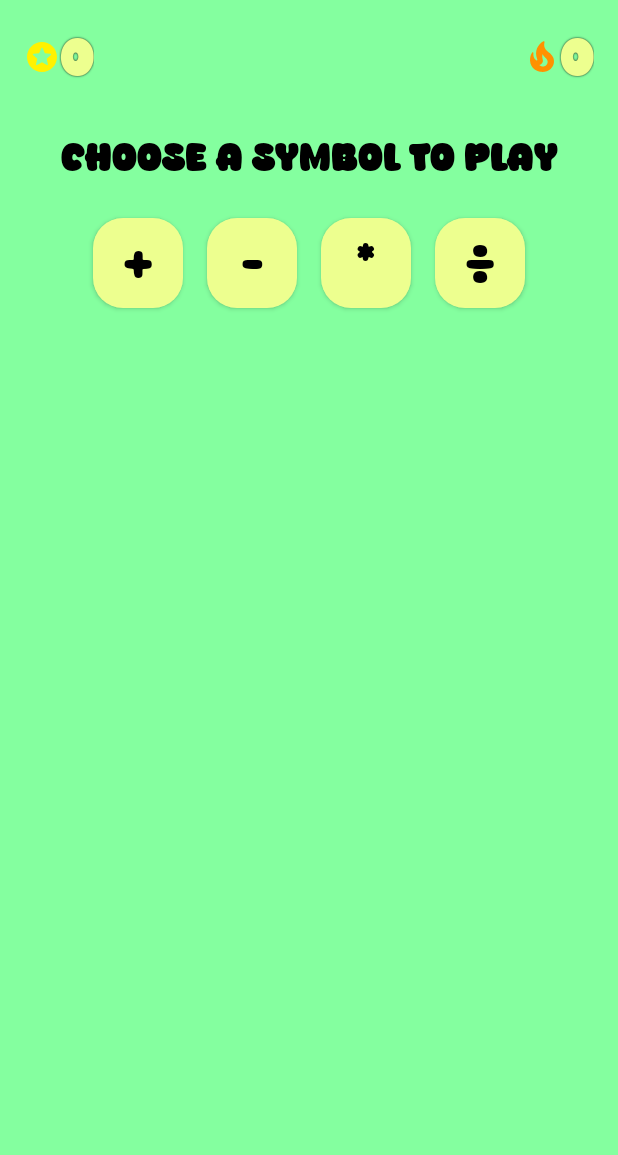
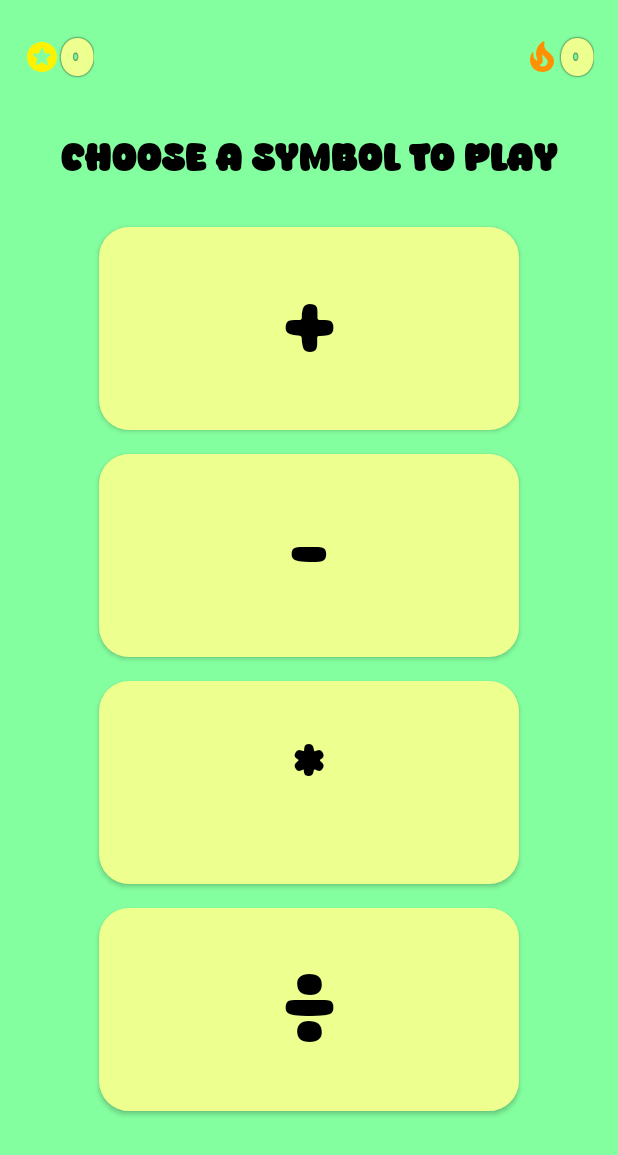
Before and after one commit to carlosmalki/MathRush, an Android app: the GameActivity screen opened directly, with no data from a screen before it, on a phone screen of 412 x 824 dp. Shown: the top 1155 px of the screen. Run offline under Robolectric (Android 15) with nearby library versions, the phone set to English and light mode, and no system bars.

Commit message:
Jag bytte layouten på symbol knapparna, fortsättning följer på spelsidan gällande layout...

```diff
--- a/app/src/main/java/com/example/mathrush/GameActivity.java
+++ b/app/src/main/java/com/example/mathrush/GameActivity.java
@@ -5,12 +5,15 @@ import android.app.NotificationManager;
 import android.content.Context;
 import android.content.SharedPreferences;
 import android.content.pm.PackageManager;
+import android.content.res.Configuration;
+import android.content.res.Resources;
 import android.graphics.Color;
 import android.graphics.drawable.Drawable;
 import android.media.MediaPlayer;
 import android.os.Build;
 import android.os.Bundle;
 import android.os.CountDownTimer;
+import android.util.DisplayMetrics;
 import android.util.TypedValue;
 import android.view.LayoutInflater;
 import android.view.View;
@@ -48,7 +51,7 @@ public class GameActivity extends AppCompatActivity {
     private static final String STREAK_KEY = "StreakRecord";
 
     private Button additionButton, subtractionButton, multiplicationButton, divisionButton, choiceOne, choiceTwo, choiceThree, choiceFour, newExpressionButton, restartGameButton;
-    private TextView gameSiteTitle, mathExpressionBackground, answerFeedbackText, pointsNumber, streakRecordNumber;
+    private TextView gameSiteTitle, mathExpressionBackground, pointsNumber, streakRecordNumber;
     private Random random;
 
     private ProgressBar timerBar;
@@ -106,7 +109,6 @@ public class GameActivity extends AppCompatActivity {
         streakRecordNumber = findViewById(R.id.streakRecordNumber);
         pointsNumber = findViewById(R.id.pointsNumber);
         newExpressionButton = findViewById(R.id.newExpressionButton);
-        answerFeedbackText = findViewById(R.id.answerFeedbackText);
         timerBar = findViewById(R.id.timeBar);
 
 
@@ -161,6 +163,7 @@ public class GameActivity extends AppCompatActivity {
             multiplicationButton.setBackground(ContextCompat.getDrawable(this, R.drawable.rounded_button));
             divisionButton.setBackground(ContextCompat.getDrawable(this, R.drawable.rounded_button));
             subtractionButton.setVisibility(View.INVISIBLE);
+            additionButton.setVisibility(View.INVISIBLE);
             multiplicationButton.setVisibility(View.INVISIBLE);
             divisionButton.setVisibility(View.INVISIBLE);
 
@@ -213,6 +216,7 @@ public class GameActivity extends AppCompatActivity {
             multiplicationButton.setBackground(ContextCompat.getDrawable(this, R.drawable.rounded_button));
             divisionButton.setBackground(ContextCompat.getDrawable(this, R.drawable.rounded_button));
             additionButton.setVisibility(View.INVISIBLE);
+            subtractionButton.setVisibility(View.INVISIBLE);
             multiplicationButton.setVisibility(View.INVISIBLE);
             divisionButton.setVisibility(View.INVISIBLE);
 
@@ -263,6 +267,7 @@ public class GameActivity extends AppCompatActivity {
             subtractionButton.setBackground(ContextCompat.getDrawable(this, R.drawable.rounded_button));
             divisionButton.setBackground(ContextCompat.getDrawable(this, R.drawable.rounded_button));
             additionButton.setVisibility(View.INVISIBLE);
+            multiplicationButton.setVisibility(View.INVISIBLE);
             subtractionButton.setVisibility(View.INVISIBLE);
             divisionButton.setVisibility(View.INVISIBLE);
 
@@ -313,6 +318,7 @@ public class GameActivity extends AppCompatActivity {
             additionButton.setBackground(ContextCompat.getDrawable(this, R.drawable.rounded_button));
             subtractionButton.setBackground(ContextCompat.getDrawable(this, R.drawable.rounded_button));
             multiplicationButton.setBackground(ContextCompat.getDrawable(this, R.drawable.rounded_button));
+            divisionButton.setVisibility(View.INVISIBLE);
             subtractionButton.setVisibility(View.INVISIBLE);
             multiplicationButton.setVisibility(View.INVISIBLE);
             additionButton.setVisibility(View.INVISIBLE);
@@ -335,8 +341,6 @@ public class GameActivity extends AppCompatActivity {
         newExpressionButton.setOnClickListener(v -> {
             startChoiceButtonsAnimation();
             newExpressionButton.setVisibility(View.INVISIBLE);
-            answerFeedbackText.setVisibility(View.INVISIBLE);
-            answerFeedbackText.setText("");
 
             // Vi genererar rätt typ av uttryck baserat på symbolen som spelaren har valt att spela med
             if (selectedOperator == "+") {
@@ -387,6 +391,26 @@ public class GameActivity extends AppCompatActivity {
         choiceFour.setOnClickListener(v -> {
             showCorrectAnswer(choiceFour);
         });
+    }
+
+    @Override
+    protected void attachBaseContext(Context newBase) {
+        super.attachBaseContext(adjustDensity(newBase, 392)); // 392 = Pixel 8a smallest width dp
+    }
+
+    public static Context adjustDensity(Context context, float targetSwDp) {
+        Configuration configuration = context.getResources().getConfiguration();
+        DisplayMetrics metrics = context.getResources().getDisplayMetrics();
+
+        float targetDensity = metrics.widthPixels / targetSwDp;
+        int targetDensityDpi = (int) (targetDensity * 160);
+
+        metrics.density = targetDensity;
+        metrics.scaledDensity = targetDensity;
+        metrics.densityDpi = targetDensityDpi;
+
+        Resources newResources = new Resources(context.getAssets(), metrics, configuration);
+        return context.createConfigurationContext(configuration);
     }
 
     // Denna metod är för att generera addition uttryck för spelet
@@ -565,8 +589,6 @@ public class GameActivity extends AppCompatActivity {
             correctAnswerSound.start();
             makingChoiceButtonsUnclickable();
             choicebutton.setBackground(ContextCompat.getDrawable(this, R.drawable.correct_answer_color));
-            answerFeedbackText.setTextColor(Color.parseColor("#0E8A07"));
-            answerFeedbackText.setText("Correct!");
 
             // Vi sätter denna stil på knappen alltid när spelaren svarar rätt
             newExpressionButton.setText("next");
@@ -577,8 +599,6 @@ public class GameActivity extends AppCompatActivity {
                     TypedValue.COMPLEX_UNIT_DIP, 100, getResources().getDisplayMetrics());
             newExpressionButton.setLayoutParams(params);
 
-
-            answerFeedbackText.setVisibility(View.VISIBLE);
             removeChoiceButtonAnimation();
             givePoint();
             newExpressionButton.setVisibility(View.VISIBLE);
@@ -605,9 +625,6 @@ public class GameActivity extends AppCompatActivity {
             wrongAnswerSound.start();
             makingChoiceButtonsUnclickable();
             choicebutton.setBackground(ContextCompat.getDrawable(this, R.drawable.wrong_answer_color));
-            answerFeedbackText.setTextColor(Color.parseColor("#9E1010"));
-            answerFeedbackText.setText("Wrong! Correct answer is: "+integerSum);
-            answerFeedbackText.setVisibility(View.VISIBLE);
             removeChoiceButtonAnimation();
             resetGamePoints();
 
@@ -835,9 +852,7 @@ public class GameActivity extends AppCompatActivity {
         restartGameButton.setVisibility(View.INVISIBLE);
         setChoiceButtonsVisibility(View.INVISIBLE);
         newExpressionButton.setVisibility(View.INVISIBLE);
-        answerFeedbackText.setVisibility(View.INVISIBLE);
         timerBar.setVisibility(View.INVISIBLE);
-        answerFeedbackText.setText("");
         newExpressionButton.clearAnimation();
 
         setSymbolButtonVisibility(View.VISIBLE);
@@ -971,9 +986,6 @@ public class GameActivity extends AppCompatActivity {
             wrongAnswerSound.start();
             makingChoiceButtonsUnclickable();
             choicebutton.setBackground(ContextCompat.getDrawable(this, R.drawable.wrong_answer_color));
-            answerFeedbackText.setTextColor(Color.parseColor("#9E1010"));
-            answerFeedbackText.setText("Time is out!");
-            answerFeedbackText.setVisibility(View.VISIBLE);
             removeChoiceButtonAnimation();
             resetGamePoints();
             newExpressionButton.setVisibility(View.VISIBLE);
--- a/app/src/main/res/layout/activity_game.xml
+++ b/app/src/main/res/layout/activity_game.xml
@@ -8,6 +8,14 @@
     android:layout_height="match_parent"
     android:background="#84ff9f"
     tools:context=".GameActivity">
+
+    <!-- Guideline to position content after symbol buttons -->
+    <androidx.constraintlayout.widget.Guideline
+        android:id="@+id/topContentGuide"
+        android:layout_width="wrap_content"
+        android:layout_height="wrap_content"
+        android:orientation="horizontal"
+        app:layout_constraintGuide_begin="250dp" />
 
     <!-- Points Icon -->
     <TextView
@@ -62,75 +70,85 @@
         app:layout_constraintStart_toStartOf="parent"
         app:layout_constraintEnd_toEndOf="parent" />
 
-    <ProgressBar
-        android:id="@+id/timeBar"
-        style="?android:attr/progressBarStyleHorizontal"
-        android:layout_width="288dp"
-        android:layout_height="16dp"
-        android:visibility="gone"
-        android:max="100"
-        android:progress="0"
-        app:layout_constraintEnd_toEndOf="parent"
-        app:layout_constraintStart_toStartOf="parent"
-        app:layout_constraintTop_toBottomOf="@id/symbolButtons" />
-
-
+    <!-- Symbol Buttons -->
     <LinearLayout
         android:id="@+id/symbolButtons"
-        android:layout_width="wrap_content"
+        android:layout_width="400dp"
         android:layout_height="wrap_content"
-        android:orientation="horizontal"
+        android:orientation="vertical"
         android:gravity="center"
-        android:layout_marginTop="16dp"
+        android:layout_marginTop="22dp"
         app:layout_constraintTop_toBottomOf="@id/gameSiteTitle"
         app:layout_constraintStart_toStartOf="parent"
         app:layout_constraintEnd_toEndOf="parent">
 
+        <LinearLayout
+            android:layout_width="400dp"
+            android:layout_height="wrap_content"
+            android:orientation="vertical">
+
+
             <Button
                 android:id="@+id/additionButton"
-            android:layout_width="60dp"
-            android:layout_height="60dp"
+                android:layout_width="280dp"
+                android:layout_height="135dp"
+                android:layout_margin="8dp"
+                android:layout_gravity="center"
+                android:visibility="visible"
+                android:background="@drawable/rounded_button"
+                android:fontFamily="@font/atop"
                 android:text="+"
                 android:textColor="@color/black"
-            android:textSize="40sp"
-            android:fontFamily="@font/atop"
-            android:background="@drawable/rounded_button"
-            android:layout_margin="8dp" />
+                android:textSize="70sp" />
 
             <Button
                 android:id="@+id/subtractionButton"
-            android:layout_width="60dp"
-            android:layout_height="60dp"
+                android:layout_width="280dp"
+                android:layout_height="135dp"
+                android:layout_margin="8dp"
+                android:visibility="visible"
+                android:layout_gravity="center"
+                android:background="@drawable/rounded_button"
+                android:fontFamily="@font/atop"
                 android:text="-"
                 android:textColor="@color/black"
-            android:textSize="40sp"
-            android:fontFamily="@font/atop"
-            android:background="@drawable/rounded_button"
-            android:layout_margin="8dp" />
+                android:textSize="70sp" />
+        </LinearLayout>
+
+        <LinearLayout
+            android:layout_width="400dp"
+            android:layout_height="wrap_content"
+            android:orientation="vertical">
 
             <Button
                 android:id="@+id/multiplicationButton"
-            android:layout_width="60dp"
-            android:layout_height="60dp"
+                android:layout_width="280dp"
+                android:layout_height="135dp"
+                android:layout_margin="8dp"
+                android:visibility="visible"
+                android:background="@drawable/rounded_button"
+                android:fontFamily="@font/atop"
+                android:layout_gravity="center"
                 android:text="*"
                 android:textColor="@color/black"
-            android:textSize="40sp"
-            android:fontFamily="@font/atop"
-            android:background="@drawable/rounded_button"
-            android:layout_margin="8dp" />
+                android:textSize="70sp" />
 
             <Button
                 android:id="@+id/divisionButton"
-            android:layout_width="60dp"
-            android:layout_height="60dp"
+                android:layout_width="280dp"
+                android:layout_height="135dp"
+                android:layout_margin="8dp"
+                android:visibility="visible"
+                android:background="@drawable/rounded_button"
+                android:fontFamily="@font/atop"
+                android:layout_gravity="center"
                 android:text="÷"
                 android:textColor="@color/black"
-            android:textSize="40sp"
-            android:fontFamily="@font/atop"
-            android:background="@drawable/rounded_button"
-            android:layout_margin="8dp" />
+                android:textSize="70sp" />
+        </LinearLayout>
     </LinearLayout>
 
+    <!-- Math Expression -->
     <TextView
         android:id="@+id/mathExpressionBackground"
         android:layout_width="304dp"
@@ -139,33 +157,15 @@
         android:textColor="@color/black"
         android:gravity="center"
         android:textSize="35dp"
-        android:text="4 + 4"
         android:visibility="gone"
         android:fontFamily="@font/beachday"
         android:inputType="number"
         android:layout_marginTop="24dp"
-        app:layout_constraintTop_toBottomOf="@id/symbolButtons"
+        app:layout_constraintTop_toTopOf="@id/topContentGuide"
         app:layout_constraintStart_toStartOf="parent"
         app:layout_constraintEnd_toEndOf="parent" />
 
-
-    <Button
-        android:id="@+id/restartGameButton"
-        android:layout_width="100dp"
-        android:layout_height="60dp"
-        android:layout_marginStart="52dp"
-        android:layout_marginBottom="72dp"
-        android:background="@drawable/rounded_button"
-        android:drawablePadding="-2dp"
-        android:fontFamily="@font/atop"
-        android:gravity="center"
-        android:text="Restart"
-        android:textColor="@color/black"
-        android:textSize="18dp"
-        android:visibility="gone"
-        app:layout_constraintBottom_toBottomOf="parent"
-        app:layout_constraintStart_toStartOf="parent" />
-
+    <!-- Answer Buttons -->
     <LinearLayout
         android:id="@+id/answerButtons"
         android:layout_width="wrap_content"
@@ -237,8 +237,43 @@
                 android:textSize="40sp" />
         </LinearLayout>
     </LinearLayout>
-    <!-- Generate New Expression -->
 
+    <!-- Progress Bar -->
+
+    <!-- Restart Button -->
+
+    <ProgressBar
+        android:id="@+id/timeBar"
+        style="?android:attr/progressBarStyleHorizontal"
+        android:layout_width="288dp"
+        android:layout_height="16dp"
+        android:layout_marginTop="108dp"
+        android:max="100"
+        android:progress="0"
+        android:visibility="gone"
+        app:layout_constraintEnd_toEndOf="parent"
+        app:layout_constraintHorizontal_bias="0.495"
+        app:layout_constraintStart_toStartOf="parent"
+        app:layout_constraintTop_toBottomOf="@id/gameSiteTitle" />
+
+    <Button
+        android:id="@+id/restartGameButton"
+        android:layout_width="100dp"
+        android:layout_height="60dp"
+        android:layout_marginStart="52dp"
+        android:layout_marginBottom="72dp"
+        android:background="@drawable/rounded_button"
+        android:drawablePadding="-2dp"
+        android:fontFamily="@font/atop"
+        android:gravity="center"
+        android:text="Restart"
+        android:textColor="@color/black"
+        android:textSize="18dp"
+        android:visibility="gone"
+        app:layout_constraintBottom_toBottomOf="parent"
+        app:layout_constraintStart_toStartOf="parent" />
+
+    <!-- Next Expression Button -->
     <Button
         android:id="@+id/newExpressionButton"
         android:layout_width="100dp"
@@ -254,22 +289,7 @@
         android:visibility="gone"
         app:layout_constraintBottom_toBottomOf="parent"
         app:layout_constraintEnd_toEndOf="parent"
-        app:layout_constraintHorizontal_bias="0.829"
-        app:layout_constraintStart_toStartOf="parent" />
-
-    <TextView
-        android:id="@+id/answerFeedbackText"
-        android:layout_width="wrap_content"
-        android:layout_height="wrap_content"
-        android:layout_marginBottom="264dp"
-        android:fontFamily="@font/beachday"
-        android:gravity="center"
-        android:text="Correct!"
-        android:textColor="@color/black"
-        android:textSize="25dp"
-        android:visibility="gone"
-        app:layout_constraintBottom_toBottomOf="parent"
-        app:layout_constraintEnd_toEndOf="parent"
-        app:layout_constraintStart_toStartOf="parent" />
+        app:layout_constraintStart_toStartOf="parent"
+        app:layout_constraintHorizontal_bias="0.829" />
 
 </androidx.constraintlayout.widget.ConstraintLayout>
```
Also changed, not shown: 1 other file. Lines whose indentation alone changed are shown as unchanged.
